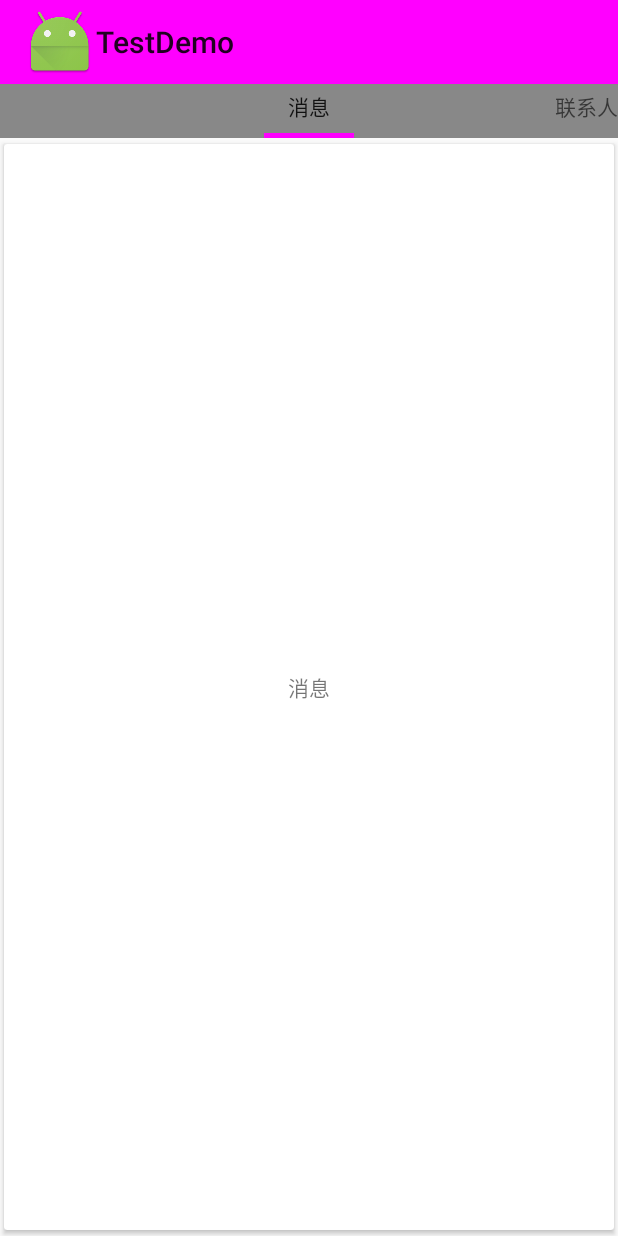
After one commit to zyxzhangyuxia/ImDemo, an Android app: the HomeActivity screen opened directly, with no data from a screen before it, on a phone screen of 412 x 824 dp. The commit adds this screen. Run offline under Robolectric (Android 15) with nearby library versions, the phone set to English and light mode, and no system bars; our stand-ins replace ButterKnife.

```diff
--- a/DemoIm/app/build.gradle
+++ b/DemoIm/app/build.gradle
@@ -20,6 +20,7 @@ android {
         release {
             minifyEnabled false
             proguardFiles getDefaultProguardFile('proguard-android.txt'), 'proguard-rules.pro'
+//            manifestPlaceholders = [AMAP_KEY: "ee20324fba1c7f4ad7a4a207e7f08e8d"]
         }
     }
 }
@@ -31,6 +32,8 @@ dependencies {
         exclude group: 'com.android.support', module: 'support-annotations'
     })
     compile 'com.android.support:appcompat-v7:26.0.0-alpha1'
+    compile 'com.android.support:cardview-v7:23.0.0'
+    compile 'com.android.support:design:23.0.0'
     testCompile 'junit:junit:4.12'
 
     // 基础功能 (必需)
--- a/DemoIm/app/src/main/AndroidManifest.xml
+++ b/DemoIm/app/src/main/AndroidManifest.xml
@@ -70,14 +70,16 @@
             android:name="com.netease.cosine.target.receiver"
             android:value="com.netease.nimlib.service.NimReceiver"/>
 
-        <activity android:name=".ui.MainActivity">
+        <activity android:name=".ui.MainActivity"
+            android:theme="@style/AppTheme.NoActionBar">
             <intent-filter>
                 <action android:name="android.intent.action.MAIN" />
 
                 <category android:name="android.intent.category.LAUNCHER" />
             </intent-filter>
         </activity>
-        <activity android:name=".ui.HomeActivity"></activity>
+        <activity android:name=".ui.HomeActivity"
+            android:theme="@style/AppTheme.NoActionBar"></activity>
         <!--<activity android:name=".base.BaseActivity"></activity>-->
     </application>
 <!--相关权限-->
--- a/DemoIm/app/src/main/java/com/kykj/demoim/presenter/MainPresenter.java
+++ b/DemoIm/app/src/main/java/com/kykj/demoim/presenter/MainPresenter.java
@@ -59,7 +59,6 @@ public class MainPresenter {
                 //登录成功，缓存数据
                 setDemoChahe(param.getAccount(),param.getToken());
                 EventBus.getDefault().post(MessageEvent.TAG_LOGIN_SUCCESS);
-                LogUtil.D("EventBus发送事件");
             }
 
             @Override
--- /dev/null
+++ b/DemoIm/app/src/main/java/com/kykj/demoim/ui/HomeActivity.java
@@ -0,0 +1,142 @@
+package com.kykj.demoim.ui;
+
+import android.content.Context;
+import android.content.Intent;
+import android.graphics.Color;
+import android.os.Bundle;
+import android.support.annotation.RequiresApi;
+import android.support.v4.view.PagerAdapter;
+import android.support.v4.view.PagerTabStrip;
+import android.support.v4.view.ViewPager;
+import android.support.v7.widget.Toolbar;
+import android.view.LayoutInflater;
+import android.view.View;
+import android.view.ViewGroup;
+
+import com.kykj.demoim.R;
+import com.kykj.demoim.base.BaseActivity;
+
+import java.util.ArrayList;
+
+import butterknife.Bind;
+import butterknife.ButterKnife;
+
+/**
+ * Created by vectoria on 2017/6/29.
+ */
+
+public class HomeActivity  extends BaseActivity{
+
+    @Bind(R.id.viewPager)
+    ViewPager viewPager;
+    @Bind(R.id.tabstrip)
+    PagerTabStrip tabStrip ;
+    @Bind(R.id.toolBar)
+    Toolbar toolBar;
+
+    ArrayList<View> viewContainter = new ArrayList<>();
+    ArrayList<String> titleContainer = new ArrayList<>();
+
+    @Override
+    protected void onCreate(Bundle savedInstanceState) {
+        super.onCreate(savedInstanceState);
+        setContentView(R.layout.activity_home);
+        ButterKnife.bind(this);
+        init();
+    }
+
+
+    private void init(){
+        toolBar.setTitle("TestDemo");
+        toolBar.setLogo(getResources().getDrawable(R.mipmap.ic_launcher));
+        setSupportActionBar(toolBar);
+        tabStrip.setTextSpacing(200);
+        //取消tab下面的长横线
+        tabStrip.setDrawFullUnderline(false);
+        //设置tab的背景色
+        tabStrip.setBackgroundColor(Color.GRAY);
+        //设置当前tab页签的下划线颜色
+        tabStrip.setTabIndicatorColor(Color.parseColor("#ff00ff"));
+
+
+        View view1 = LayoutInflater.from(this).inflate(R.layout.layout_msg, null);
+        View view2 = LayoutInflater.from(this).inflate(R.layout.layout_contacts, null);
+        View view3 = LayoutInflater.from(this).inflate(R.layout.layout_live, null);
+        //viewpager开始添加view
+        viewContainter.add(view1);
+        viewContainter.add(view2);
+        viewContainter.add(view3);
+        //页签项
+        titleContainer.add("消息");
+        titleContainer.add("联系人");
+        titleContainer.add("直播");
+        viewPager.setAdapter(new PagerAdapter() {
+
+            //viewpager中的组件数量
+            @Override
+            public int getCount() {
+                return viewContainter.size();
+            }
+            //滑动切换的时候销毁当前的组件
+            @Override
+            public void destroyItem(ViewGroup container, int position,
+                                    Object object) {
+                ((ViewPager) container).removeView(viewContainter.get(position));
+            }
+            //每次滑动的时候生成的组件
+            @Override
+            public Object instantiateItem(ViewGroup container, int position) {
+                ((ViewPager) container).addView(viewContainter.get(position));
+                return viewContainter.get(position);
+            }
+
+            @Override
+            public boolean isViewFromObject(View arg0, Object arg1) {
+                return arg0 == arg1;
+            }
+
+            @Override
+            public int getItemPosition(Object object) {
+                return super.getItemPosition(object);
+            }
+
+            @RequiresApi(api = 26)
+            @Override
+            public CharSequence getPageTitle(int position) {
+                return titleContainer.get(position);
+            }
+        });
+
+        viewPager.setOnPageChangeListener(new ViewPager.OnPageChangeListener() {
+            @Override
+            public void onPageScrollStateChanged(int arg0) {
+            }
+
+            @Override
+            public void onPageScrolled(int arg0, float arg1, int arg2) {
+            }
+
+            @Override
+            public void onPageSelected(int arg0) {
+            }
+        });
+
+    }
+
+
+
+    /**
+     * 启动该Activity
+     * @param context
+     * @param extras
+     */
+    public static void startActivity(Context context,Intent extras){
+        Intent intent = new Intent();
+        intent.setClass(context, HomeActivity.class);
+        intent.addFlags(Intent.FLAG_ACTIVITY_CLEAR_TOP | Intent.FLAG_ACTIVITY_SINGLE_TOP);
+        if (extras != null) {
+            intent.putExtras(extras);
+        }
+        context.startActivity(intent);
+    }
+}
--- a/DemoIm/app/src/main/java/com/kykj/demoim/ui/MainActivity.java
+++ b/DemoIm/app/src/main/java/com/kykj/demoim/ui/MainActivity.java
@@ -2,6 +2,7 @@ package com.kykj.demoim.ui;
 
 import android.os.Bundle;
 import android.view.View;
+import android.view.Window;
 import android.widget.Button;
 import android.widget.EditText;
 import android.widget.Toast;
@@ -39,6 +40,7 @@ public class MainActivity extends BaseActivity {
     @Override
     protected void onCreate(Bundle savedInstanceState) {
         super.onCreate(savedInstanceState);
+        getWindow().requestFeature(Window.FEATURE_NO_TITLE);
         setContentView(R.layout.activity_main);
         ButterKnife.bind(this);
         initEventListener();
--- /dev/null
+++ b/DemoIm/app/src/main/res/layout/activity_home.xml
@@ -0,0 +1,34 @@
+<?xml version="1.0" encoding="utf-8"?>
+<LinearLayout xmlns:android="http://schemas.android.com/apk/res/android"
+    android:layout_width="match_parent"
+    android:layout_height="match_parent"
+    android:orientation="vertical">
+
+    <android.support.v7.widget.Toolbar
+        android:id="@+id/toolBar"
+        android:background="#ff00ff"
+        android:layout_width="match_parent"
+        android:layout_height="wrap_content"
+        android:layout_gravity="top"/>
+
+    <LinearLayout
+        android:layout_width="match_parent"
+        android:layout_height="match_parent"
+        android:orientation="vertical">
+        <android.support.v4.view.ViewPager
+            android:id="@+id/viewPager"
+            android:layout_gravity="center"
+            android:layout_width="wrap_content"
+            android:layout_height="wrap_content">
+<!--指示器-->
+            <android.support.v4.view.PagerTabStrip
+                android:id="@+id/tabstrip"
+                android:layout_width="wrap_content"
+                android:textAlignment="center"
+                android:tooltipText="@string/app_name"
+                android:layout_height="36dp"
+                android:gravity="center" />
+
+        </android.support.v4.view.ViewPager>
+    </LinearLayout>
+</LinearLayout>
--- /dev/null
+++ b/DemoIm/app/src/main/res/layout/layout_msg.xml
@@ -0,0 +1,25 @@
+<?xml version="1.0" encoding="utf-8"?>
+<LinearLayout xmlns:android="http://schemas.android.com/apk/res/android"
+    android:orientation="vertical" android:layout_width="match_parent"
+    android:layout_height="match_parent">
+    <android.support.v7.widget.CardView
+        android:id="@+id/card_view"
+        xmlns:card_view="http://schemas.android.com/apk/res-auto"
+        android:layout_width="match_parent"
+        android:layout_height="match_parent"
+        android:gravity="center"
+        card_view:cardCornerRadius="2dp"
+        card_view:cardElevation="2sp"
+        card_view:cardUseCompatPadding="true"
+        card_view:contentPadding="5dp">
+
+        <TextView
+            android:id="@+id/tvSection"
+            android:layout_width="wrap_content"
+            android:layout_height="wrap_content"
+            android:layout_gravity="center"
+            android:text="消息"
+            android:gravity="center"/>
+    </android.support.v7.widget.CardView>
+
+</LinearLayout>
--- a/DemoIm/app/src/main/res/values/strings.xml
+++ b/DemoIm/app/src/main/res/values/strings.xml
@@ -8,4 +8,7 @@
     <string name="noregister">没有用户名？点我注册</string>
     <string name="empty_username">用户名不能为空</string>
     <string name="empty_pwd">秘密不能为空</string>
+    <string name="subtitle">子菜单</string>
+    <string name="tab">导航</string>
+    <string name="page">页面</string>
 </resources>
--- a/DemoIm/app/src/main/res/values/styles.xml
+++ b/DemoIm/app/src/main/res/values/styles.xml
@@ -30,4 +30,9 @@
         <item name="android:windowSoftInputMode">adjustNothing</item>
     </style>
 
+    <style name="AppTheme.NoActionBar">
+        <item name="windowActionBar">false</item>
+        <item name="windowNoTitle">true</item>
+    </style>
+
 </resources>
```
Also changed, not shown: DemoIm/app/src/main/java/com/kykj/demoim/base/BaseActivity.java (added, +24 -0 lines), DemoIm/app/src/main/java/com/kykj/demoim/mode/permission/MessageEvent.java (added, +30 -0 lines), DemoIm/app/src/main/java/com/kykj/demoim/ui/adapter/ContentFragmentAdapter.java (added, +41 -0 lines), DemoIm/app/src/main/java/com/kykj/demoim/ui/fragment/ContentFragment.java (added, +42 -0 lines), DemoIm/app/src/main/res/layout/drawer_header.xml (added, +18 -0 lines), DemoIm/app/src/main/res/layout/layout_contacts.xml (added, +25 -0 lines), DemoIm/app/src/main/res/layout/layout_live.xml (added, +25 -0 lines).
